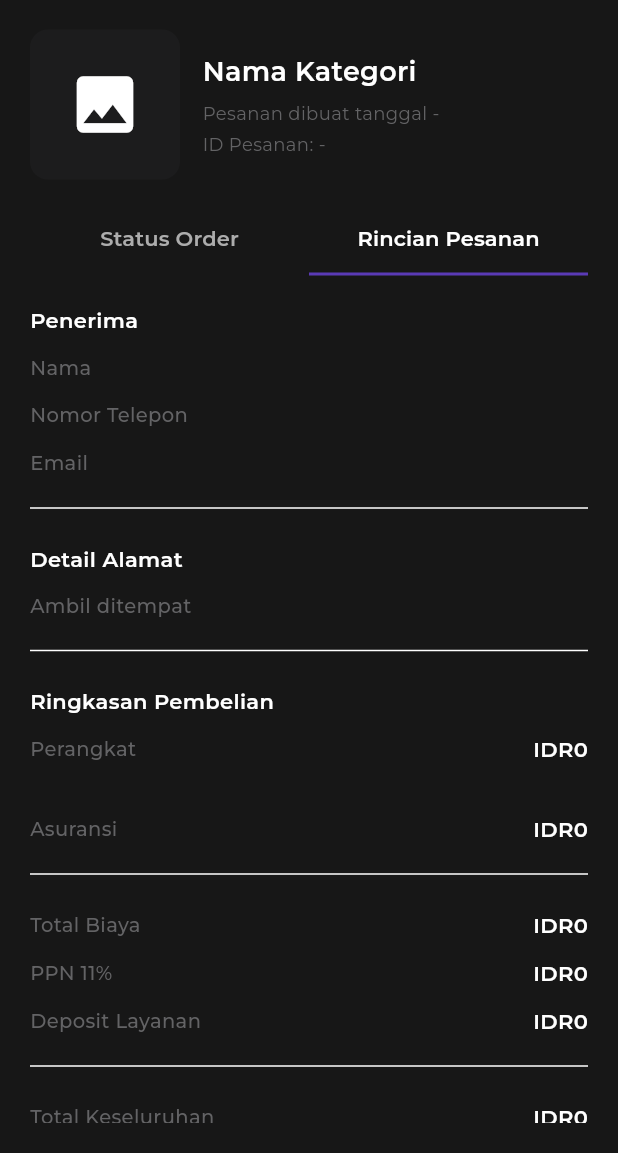
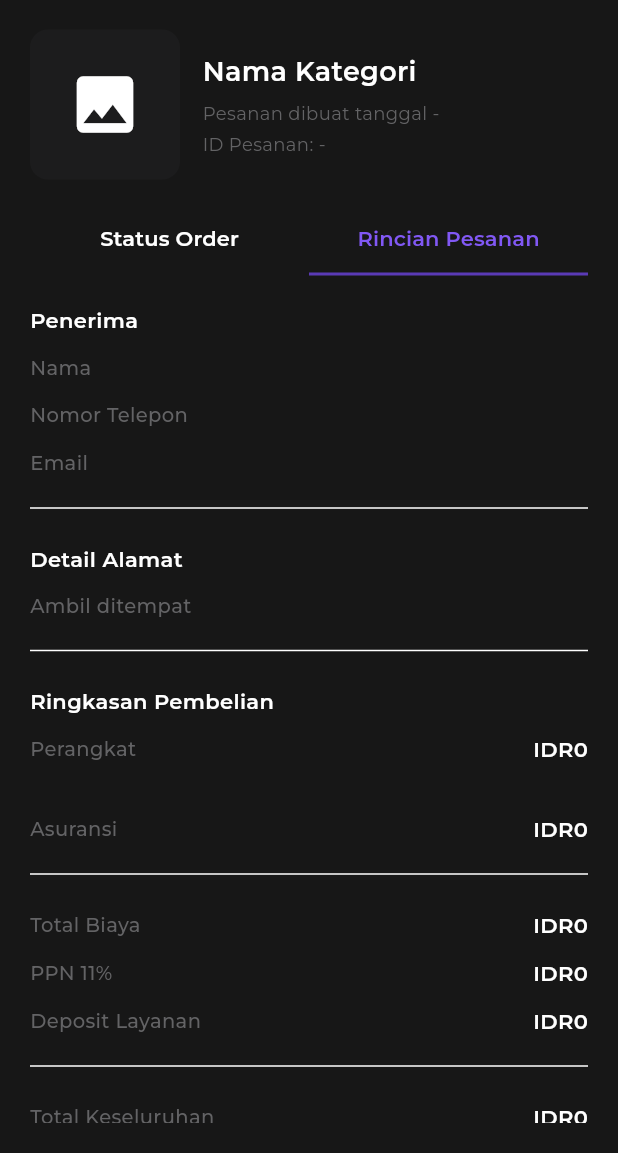
Before and after one commit to Alividi/finals-fe, a Flutter app: the OrderDetailPage screen opened by its route, tab 2 chosen, on a phone screen of 412 x 824 dp, the part 83-1236 px from its top. Run offline on Flutter 3.47's test engine with Material 3 defaults, Android fonts, the light colour scheme and no system bars; our stand-ins replace dartz, dio, fl_chart, flutter_dotenv, flutter_hooks, flutter_riverpod and 12 more; accounts and stored records are empty; generated files the repository leaves out were written again.

Commit message:
Order and order detail page

```diff
--- a/lib/features/order/pages/order_detail_page.dart
+++ b/lib/features/order/pages/order_detail_page.dart
@@ -104,9 +104,9 @@ class _OrderDetailPageState extends ConsumerState<OrderDetailPage>
                 fontFamily: GoogleFonts.montserrat().fontFamily,
               ),
               controller: _tabController,
-              labelColor: AppColor.white,
+              labelColor: AppColor.lightPurple,
               indicatorColor: AppColor.purple,
-              unselectedLabelColor: AppColor.lightGrey,
+              unselectedLabelColor: AppColor.white,
               indicatorSize: TabBarIndicatorSize.tab,
               dividerColor: Colors.transparent,
             ),
--- a/lib/features/order/widgets/order_detail_widget.dart
+++ b/lib/features/order/widgets/order_detail_widget.dart
@@ -1,6 +1,3 @@
-import 'package:finals_fe/extensions/build_context.ext.dart';
-
-import 'package:finals_fe/features/order/widgets/download_file_widget.dart';
 import 'package:finals_fe/utils/app_color.dart';
 import 'package:flutter/material.dart';
 import 'package:gap/gap.dart';
@@ -404,15 +401,6 @@ class _ResumeOrderPageState extends ConsumerState<OrderDetailWidget> {
             ),
           ],
         ),
-        const Gap(30),
-        GestureDetector(
-          onTap: () async {},
-          child: DownloadFileWidget(
-            text: "Unduh Dokumen Pemesanan",
-            width: context.deviceWidth * 1,
-          ),
-        ),
-        const Gap(30),
       ],
     );
   }
```
Also changed, not shown: lib/features/order/widgets/download_file_widget.dart (deleted, +0 -59 lines).
